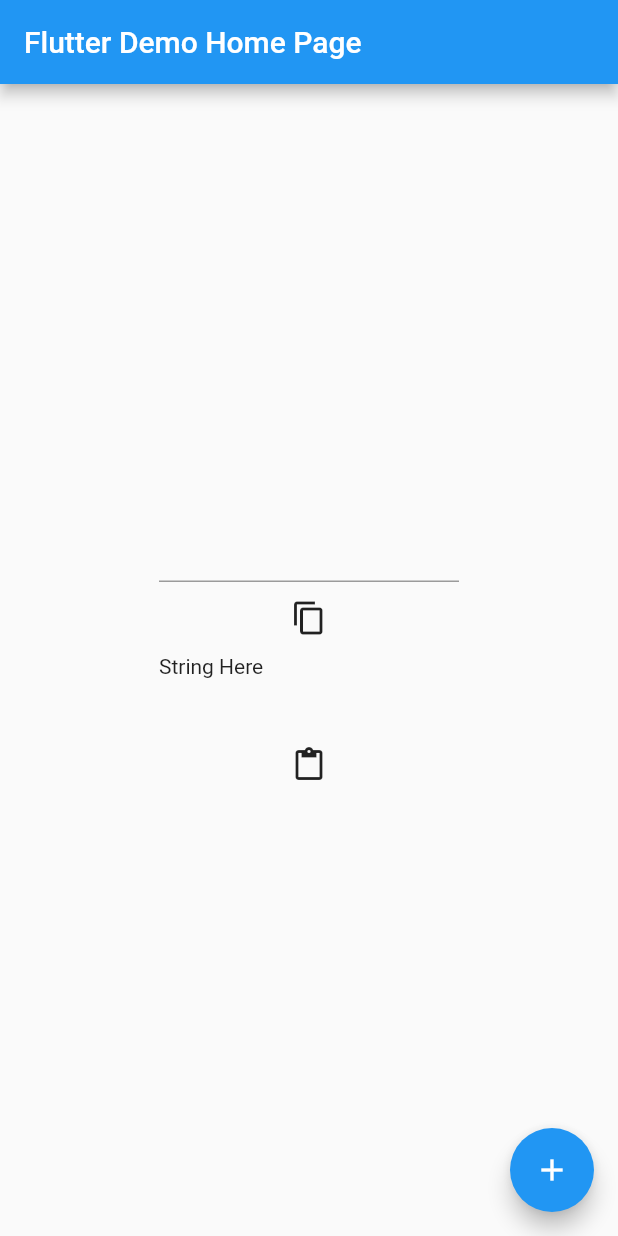
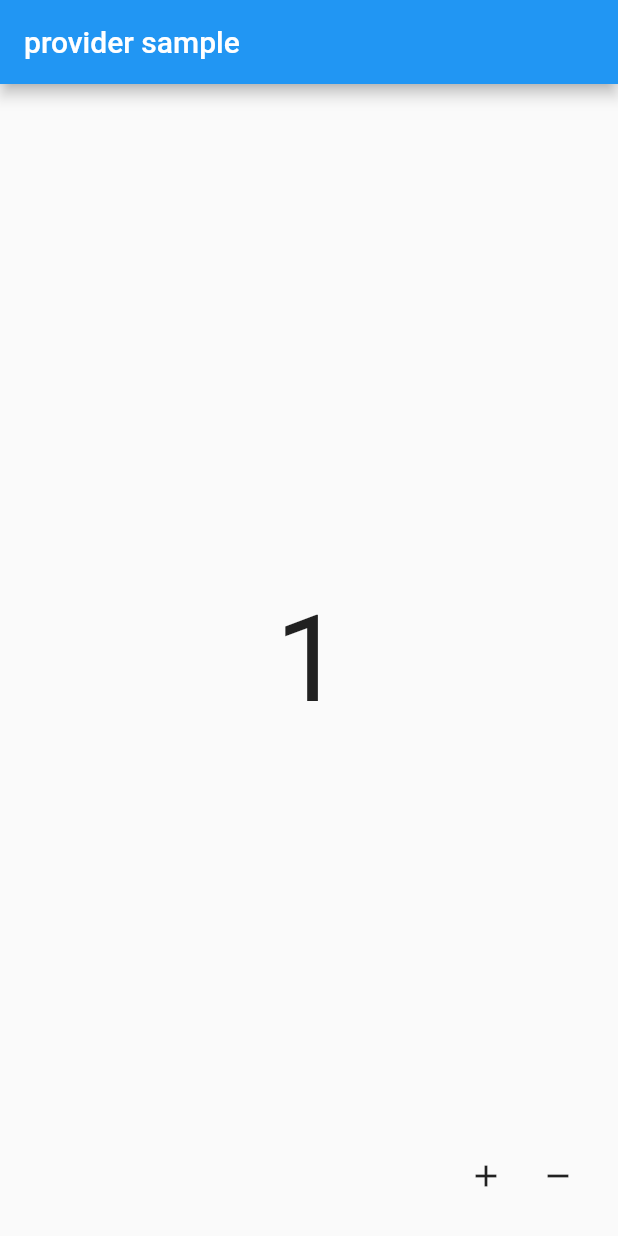
Before and after one commit to seunggyundev/Flutter_Archive, a Flutter app: the screen it shows after launch, after a tap on the "add" icon, on a phone screen of 412 x 824 dp. Run offline on Flutter 3.47's test engine with Material 2 defaults, Android fonts, the phone set to English and light mode, and no system bars; our stand-ins replace cloud_firestore; missing offline and left inert: web_scraper, xml2json; accounts and stored records are empty; network calls fail.

Commit message:
4 commit

```diff
--- a/lib/main.dart
+++ b/lib/main.dart
@@ -1,7 +1,10 @@
 import 'dart:convert';
 import 'dart:io';
 
+import 'package:archive/src/home.dart';
+import 'package:archive/src/provider/count_provider.dart';
 import 'package:flutter/material.dart';
+import 'package:provider/provider.dart';
 import 'package:web_scraper/web_scraper.dart';
 
 import 'package:http/http.dart' as http;
@@ -26,21 +29,16 @@ class MyApp extends StatelessWidget {
     return MaterialApp(
       title: 'Flutter Demo',
       theme: ThemeData(
-        // This is the theme of your application.
-        //
-        // Try running your application with "flutter run". You'll see the
-        // application has a blue toolbar. Then, without quitting the app, try
-        // changing the primarySwatch below to Colors.green and then invoke
-        // "hot reload" (press "r" in the console where you ran "flutter run",
-        // or simply save your changes to "hot reload" in a Flutter IDE).
-        // Notice that the counter didn't reset back to zero; the application
-        // is not restarted.
         primarySwatch: Colors.blue,
       ),
-      home: const MyHomePage(title: 'Flutter Demo Home Page'),
+      home: ChangeNotifierProvider(
+        create: (BuildContext context) => CountProvider(),  //child 하위에 있는 모든 위젯들은 CountProvider에 접근가능하게 됨, ChangeNotifierProvider이거는 싱글 프로바이더임 따라서 하나만 등록가능
+      child: Home(),),
     );
   }
 }
+
+
 
 class MyHomePage extends StatefulWidget {
   const MyHomePage({Key? key, required this.title}) : super(key: key);
@@ -131,8 +129,21 @@ class _MyHomePageState extends State<MyHomePage> {
 
   Future loadEvs() async {
 
+
+
+
+    var encodeKey = convert.utf8.encode('%2FbqbcuFciYhRZ%2BH7rTIX%2FERzQooeH891iidpEvI%2BjeZxiHj5Hlx69SG0Cs%2B0MsFYJdPt0QGqwGU56e6NQYwDSQ%3D%3D');
+
+    print('encodeKey : ${encodeKey}');
+    var decodeKey = convert.utf8.decode(encodeKey);
+    print('decodeKey ;${decodeKey}');
+
+    var keyData = encodeKey;
     String baseUrl =
-        "http://openapi.molit.go.kr/OpenAPI_ToolInstallPackage/service/rest/RTMSOBJSvc/getRTMSDataSvcInduTrade?LAWD_CD=11110&DEAL_YMD=202206&serviceKey=%2FbqbcuFciYhRZ%2BH7rTIX%2FERzQooeH891iidpEvI%2BjeZxiHj5Hlx69SG0Cs%2B0MsFYJdPt0QGqwGU56e6NQYwDSQ%3D%3D";
+        "http://openapi.molit.go.kr/OpenAPI_ToolInstallPackage/service/rest/RTMSOBJSvc/getRTMSDataSvcInduTrade?LAWD_CD=11110&DEAL_YMD=202206&serviceKey=${keyData}";
+
+    print('Uri.parse(baseUrl) : ${Uri.parse(baseUrl,)}');
+
     final response = await http.get(Uri.parse(baseUrl));
 
     // 정상적으로 데이터를 불러왔다면
--- /dev/null
+++ b/lib/src/home.dart
@@ -0,0 +1,32 @@
+import 'package:archive/src/provider/count_provider.dart';
+import 'package:archive/src/ui/count_home_widget.dart';
+import 'package:flutter/material.dart';
+import 'package:provider/provider.dart';
+
+class Home extends StatelessWidget {
+  Home({Key? key}) : super(key: key);
+
+  CountProvider? _countProvider;
+
+  @override
+  Widget build(BuildContext context) {
+    _countProvider = Provider.of<CountProvider>(context); //provider 불러오기
+    return Scaffold(
+      appBar: AppBar(
+        title: Text('provider sample'),
+      ),
+      body: CountHomeWidget(),
+      floatingActionButton: Row(
+        mainAxisAlignment: MainAxisAlignment.end,
+        children: [
+          IconButton(onPressed: () {
+            _countProvider?.add();
+          }, icon: Icon(Icons.add)),
+          IconButton(onPressed: () {
+            _countProvider?.remove();
+          }, icon: Icon(Icons.remove)),
+        ],
+      ),
+    );
+  }
+}
--- /dev/null
+++ b/lib/src/provider/count_provider.dart
@@ -0,0 +1,18 @@
+import 'package:flutter/material.dart';
+
+class CountProvider extends ChangeNotifier {
+  //이 안에 선언된 모든 멤버 변수들의 값들은 상태관리를 하게 되는 것
+
+  int _count = 0;
+  int get count => _count;  //_count를 외부에서 접근가능하게 하기 위함
+
+  add() {
+    _count++;
+    notifyListeners();  //상태값이 업데이트되었다는 신호를 보냄, 반드시 호출해야함
+  }
+
+  remove() {
+    _count--;
+    notifyListeners();
+  }
+}
--- /dev/null
+++ b/lib/src/ui/count_home_widget.dart
@@ -0,0 +1,21 @@
+import 'package:archive/src/provider/count_provider.dart';
+import 'package:flutter/material.dart';
+import 'package:provider/provider.dart';
+
+class CountHomeWidget extends StatelessWidget {
+  const CountHomeWidget({Key? key}) : super(key: key);
+
+  @override
+  Widget build(BuildContext context) {
+    print('build');
+    return Center(
+      child: Consumer<CountProvider>(
+          builder: (context, provider, child) {
+            return Text(provider.count.toString(), style: TextStyle(fontSize: 80),);
+          },
+      ),
+    );
+  }
+}
+
+//provider에 접근해서 데이터를 받아와야하는 상위 위젯에서 Consumer로 묶음,
```
